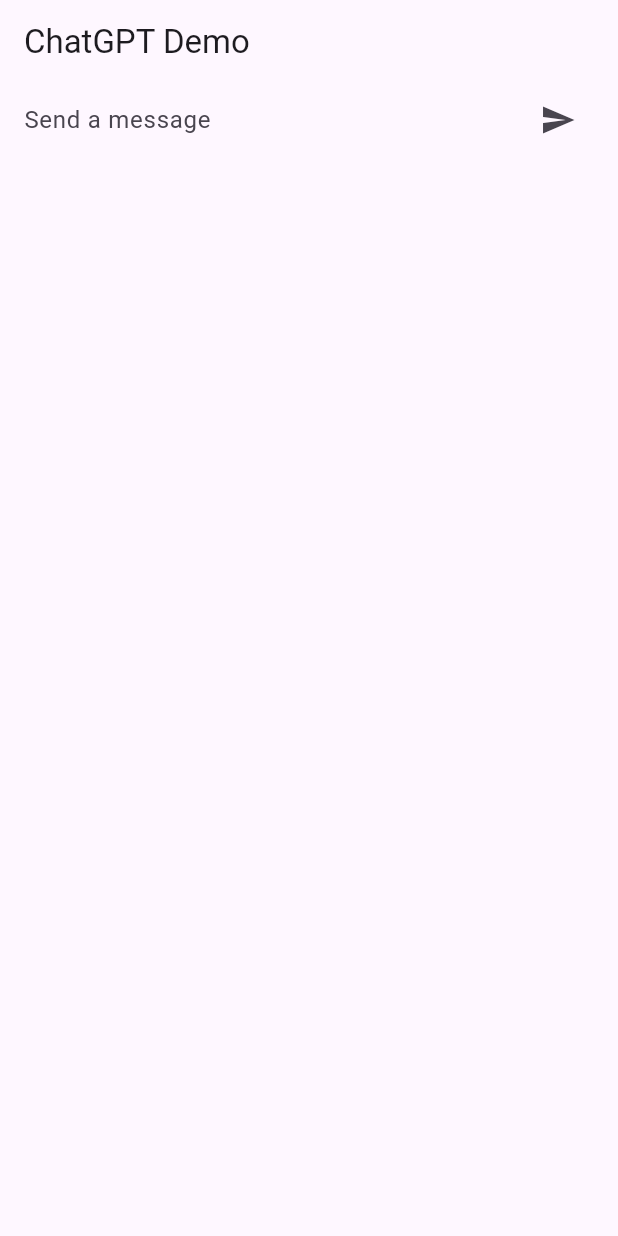
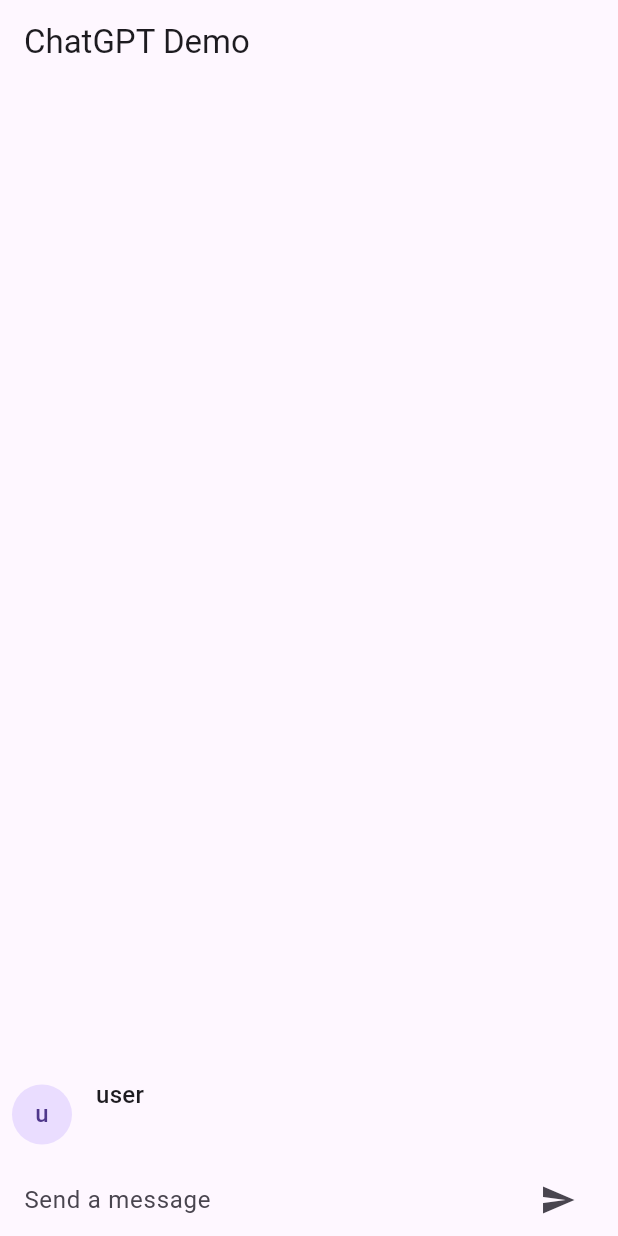
Before and after one commit to akshaykamath45/AI-ChatBot-App, a Flutter app: the screen it shows after launch, after a tap on the "send" icon, on a phone screen of 412 x 824 dp. Run offline on Flutter 3.47's test engine with Material 2 defaults, Android fonts, the phone set to English and light mode, and no system bars; our stand-ins replace velocity_x.

Commit message:
Implemented feature to send message

```diff
--- /dev/null
+++ b/chatbot/lib/chatmessage.dart
@@ -0,0 +1,32 @@
+import 'package:flutter/material.dart';
+
+class ChatMessage extends StatelessWidget {
+  const ChatMessage({super.key, required this.text, required this.sender});
+
+  final String text;
+  final String sender;
+
+  @override
+  Widget build(BuildContext context) {
+    return Row(
+      children: [
+        Container(
+          margin: const EdgeInsets.only(right: 16.0),
+          child: CircleAvatar(child: Text(sender[0])),
+        ),
+        Expanded(
+          child: Column(
+            crossAxisAlignment: CrossAxisAlignment.start,
+            children: [
+              Text(sender, style: Theme.of(context).textTheme.subtitle1),
+              Container(
+                margin: const EdgeInsets.only(top: 5.0),
+                child: Text(text),
+              ),
+            ],
+          ),
+        ),
+      ],
+    );
+  }
+}
--- a/chatbot/lib/chatscreen.dart
+++ b/chatbot/lib/chatscreen.dart
@@ -1,4 +1,5 @@
 import "dart:ui";
+import "package:chatbot/chatmessage.dart";
 import "package:flutter/material.dart";
 import "package:velocity_x/velocity_x.dart";
 
@@ -10,17 +11,31 @@ class ChatScreen extends StatefulWidget {
 }
 
 class _ChatScreenState extends State<ChatScreen> {
+  final TextEditingController _controller = TextEditingController();
+  final List<ChatMessage> _messages = [];
+
+  void _sendMessage() {
+    ChatMessage _message = ChatMessage(text: _controller.text, sender: "user");
+    setState(() {
+      _messages.insert(0, _message);
+    });
+    _controller.clear();
+  }
+
   Widget _buildTextComposer() {
     return Row(
       children: [
-        const Expanded(
+        Expanded(
           child: TextField(
-            decoration: InputDecoration.collapsed(hintText: "Send a message"),
+            controller: _controller,
+            onSubmitted: (value) => _sendMessage(),
+            decoration:
+                const InputDecoration.collapsed(hintText: "Send a message"),
           ),
         ),
         IconButton(
           icon: const Icon(Icons.send),
-          onPressed: () {},
+          onPressed: () => _sendMessage(),
         ),
       ],
     ).px16();
@@ -30,12 +45,24 @@ class _ChatScreenState extends State<ChatScreen> {
   Widget build(BuildContext context) {
     return Scaffold(
         appBar: AppBar(title: Text("ChatGPT Demo")),
-        body: Column(
-          children: [
-            Container(
-                decoration: BoxDecoration(color: context.cardColor),
-                child: _buildTextComposer())
-          ],
+        body: SafeArea(
+          child: Column(
+            children: [
+              Flexible(
+                child: ListView.builder(
+                  reverse: true,
+                  padding: Vx.m8,
+                  itemCount: _messages.length,
+                  itemBuilder: (context, index) {
+                    return _messages[index];
+                  },
+                ),
+              ),
+              Container(
+                  decoration: BoxDecoration(color: context.cardColor),
+                  child: _buildTextComposer())
+            ],
+          ),
         ));
   }
 }
```
